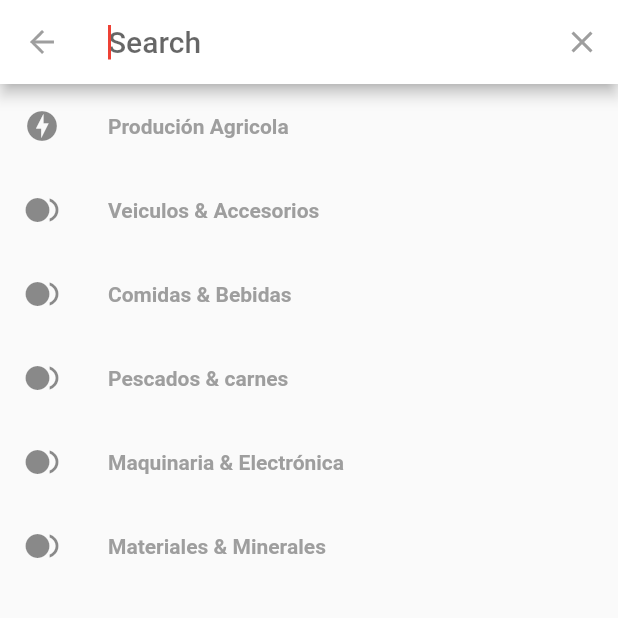
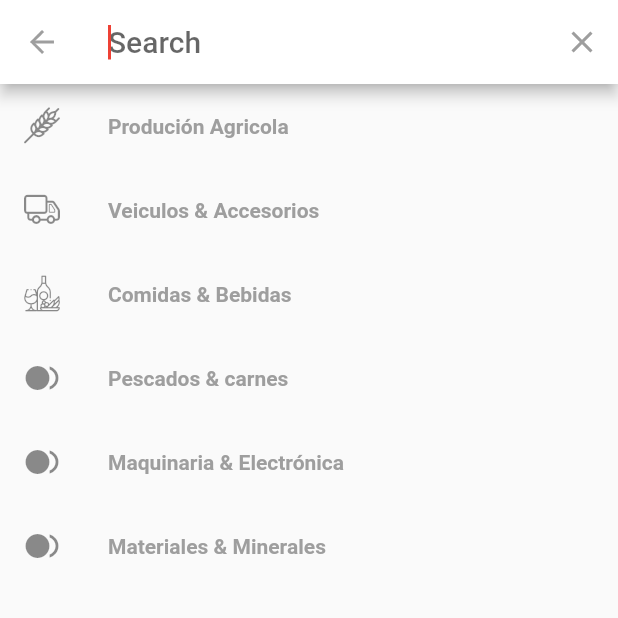
Before and after one commit to mauriciovalli/qapap_b2b, a Flutter app: the ChatPage screen opened directly, after a tap on the "search" icon, on a phone screen of 412 x 824 dp, the top half of it. Run offline on Flutter 3.47's test engine with Material 2 defaults, Android fonts, the phone set to English and light mode, and no system bars; our stand-ins replace bloc, equatable, flutter_bloc, flutter_swiper, flutter_typeahead, get_it; network calls fail.

Commit message:
qapaq_icons_icons.dart

```diff
--- a/lib/presentation/category/widgets/category_simple_list.dart
+++ b/lib/presentation/category/widgets/category_simple_list.dart
@@ -56,6 +56,10 @@ class CategorySimpleListState extends State<CategorySimpleList> {
   }
 
   Widget buildItem(BuildContext context, CategoryModel _item) {
+    var iconSplit = _item.icon.split("#");
+    var icon = iconSplit[0];
+    var iconFamily = iconSplit.length==2 ?iconSplit[1] : 'MaterialIcons';
+    //var iconPackage
     return ConstrainedBox(
       constraints: BoxConstraints(maxHeight: 50.0, minHeight: 40.0),
       child: Container(
@@ -69,7 +73,8 @@ class CategorySimpleListState extends State<CategorySimpleList> {
             child: Row(
               children: [
                 Icon(
-                  IconData(int.parse(_item.icon), fontFamily: 'MaterialIcons'),
+
+                  IconData(int.parse(icon), fontFamily: iconFamily),
                   color: _selectedItemId == _item.id
                       ? Colors.white
                       : Theme.of(context).accentColor,
--- a/lib/presentation/common/widgets/searcher.dart
+++ b/lib/presentation/common/widgets/searcher.dart
@@ -3,6 +3,7 @@ import 'package:flutter_bloc/flutter_bloc.dart';
 import 'package:flutter_typeahead/flutter_typeahead.dart';
 import 'package:qapaq_b2b/configuration/theme.dart';
 import 'package:qapaq_b2b/dependencies_provider.dart';
+import 'package:qapaq_b2b/models/category.dart';
 import 'package:qapaq_b2b/presentation/category/category_bloc.dart';
 import 'package:qapaq_b2b/presentation/product/product_bloc.dart';
 import 'package:qapaq_b2b/services/category_repository.dart';
@@ -148,17 +149,20 @@ class _WebSearcherState extends State<WebSearcher> {
                       final patternList = _repository.listByName(pattern);
                       var tupleList =
                           List.generate(patternList.length, (index) {
+                            var iconSplit = patternList[index].icon.split("#");
+                            var icon = iconSplit[0];
+                            var iconFamily = iconSplit.length==2 ?iconSplit[1] : 'MaterialIcons';
+
                         return {
                           'name': patternList[index].name,
-                          'icon': patternList[index].icon
+                          'icon': IconData(int.parse(icon), fontFamily: iconFamily),
                         };
                       });
                       return tupleList;
                     },
                     itemBuilder: (context, suggestion) {
                       return ListTile(
-                        leading: Icon(IconData(int.parse(suggestion['icon']),
-                            fontFamily: 'MaterialIcons')),
+                        leading: Icon(suggestion['icon']),
                         title: Text(suggestion['name']),
                       );
                     },
@@ -221,11 +225,22 @@ class MobileDataSearcher extends SearchDelegate<String> {
 
   @override
   Widget buildSuggestions(BuildContext context) {
-    final suggestionList =
+    final List<CategoryModel> suggestionList =
     query.isEmpty ? _repository.list() : _repository.listByName(query);
 
     return ListView.builder(
-      itemBuilder: (context, index) => ListTile(
+      itemBuilder: (context, index) => buildItem(context, suggestionList, index),
+      itemCount: suggestionList.length,
+    );
+  }
+
+  Widget buildItem(BuildContext context, List<CategoryModel> suggestionList, int index) {
+
+    var iconSplit = suggestionList[index].icon.split("#");
+    var icon = iconSplit[0];
+    var iconFamily = iconSplit.length==2 ?iconSplit[1] : 'MaterialIcons';
+
+    return ListTile(
       onTap: () {
         var categorySelected =
         _repository.findByName(suggestionList[index].name);
@@ -234,8 +249,8 @@ class MobileDataSearcher extends SearchDelegate<String> {
             .add(ProductLoad(categorySelected.id));
         close(context, null);
       },
-        leading: Icon(IconData(int.parse(suggestionList[index].icon),
-            fontFamily: 'MaterialIcons')),
+      leading: Icon(IconData(int.parse(icon),
+          fontFamily: iconFamily)),
       title: RichText(
           text: TextSpan(
               text: suggestionList[index].name.substring(0, query.length),
@@ -247,14 +262,6 @@ class MobileDataSearcher extends SearchDelegate<String> {
                   style: TextStyle(color: Colors.grey),
                 ),
               ])),
-      ),
-      itemCount: suggestionList.length,
     );
   }
 }
-
-class Item {
-  const Item(this.name, this.icon);
-  final String name;
-  final Icon icon;
-}
--- a/lib/services/category_memory.dart
+++ b/lib/services/category_memory.dart
@@ -8,19 +8,19 @@ const categoriesJson = '''[
     "id": 1,
     "name": "Produción Agricola",
     "image": "https://cdn.fromozz.com/PROCHILE/images/category/Agriculture%20and%20Live%20Animals.jpg",
-    "icon": "0xeb4c"
+    "icon": "0xe801#QapaqIcons"
   },
   {
     "id": 2,
     "name": "Veiculos & Accesorios",
     "image": "https://cdn.fromozz.com/fd0e7788594364c083b92f248c892b3966da1c60/873c20d665abe3d72fd5bf73fa675c24db2026b1/thumbnail.jpg",
-    "icon": "0xe268"
+    "icon": "0xe800#QapaqIcons"
   },
   {
     "id": 3,
     "name": "Comidas & Bebidas",
     "image": "img/cats/food_beverages.jpg",
-    "icon": "0xe268"
+    "icon": "0xe802#QapaqIcons"
   },
   {
     "id": 4,
--- a/pubspec.yaml
+++ b/pubspec.yaml
@@ -89,3 +89,8 @@ flutter:
   #
   # For details regarding fonts from package dependencies,
   # see https://flutter.io/custom-fonts/#from-packages
+
+  fonts:
+    - family:  QapaqIcons
+      fonts:
+       - asset: fonts/QapaqIcons.ttf
```
Also changed, not shown: lib/configuration/qapaq_icons_icons.dart (added, +31 -0 lines), fonts/QapaqIcons.ttf (added), 1 other file. Lines whose indentation alone changed are shown as unchanged.
